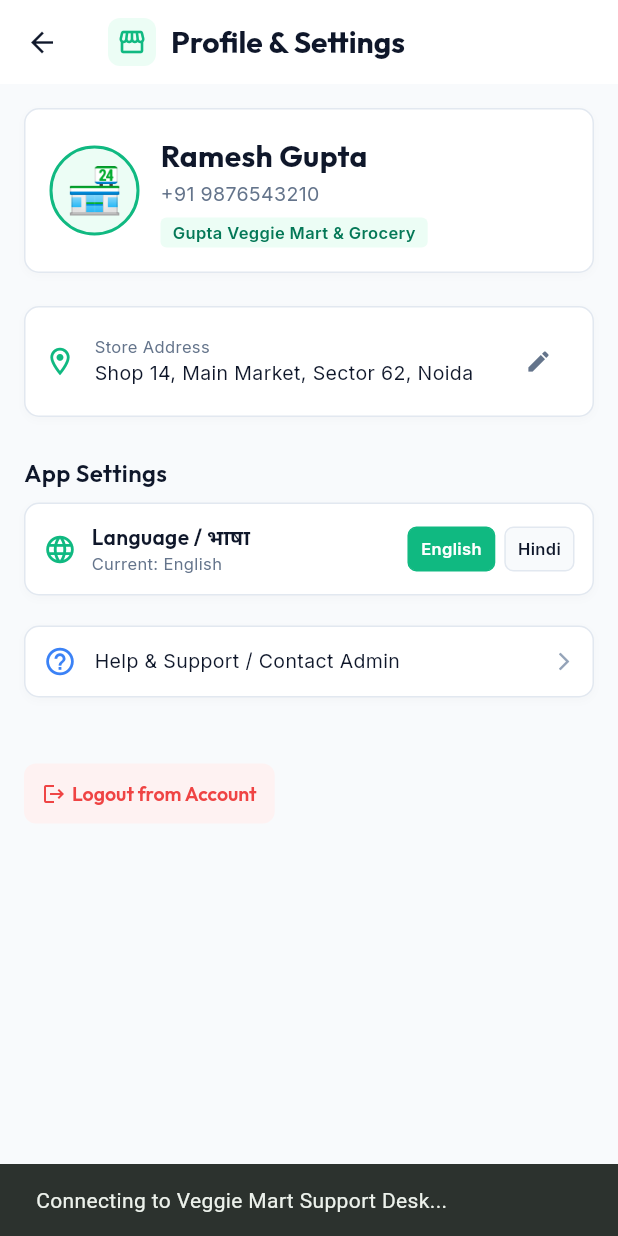
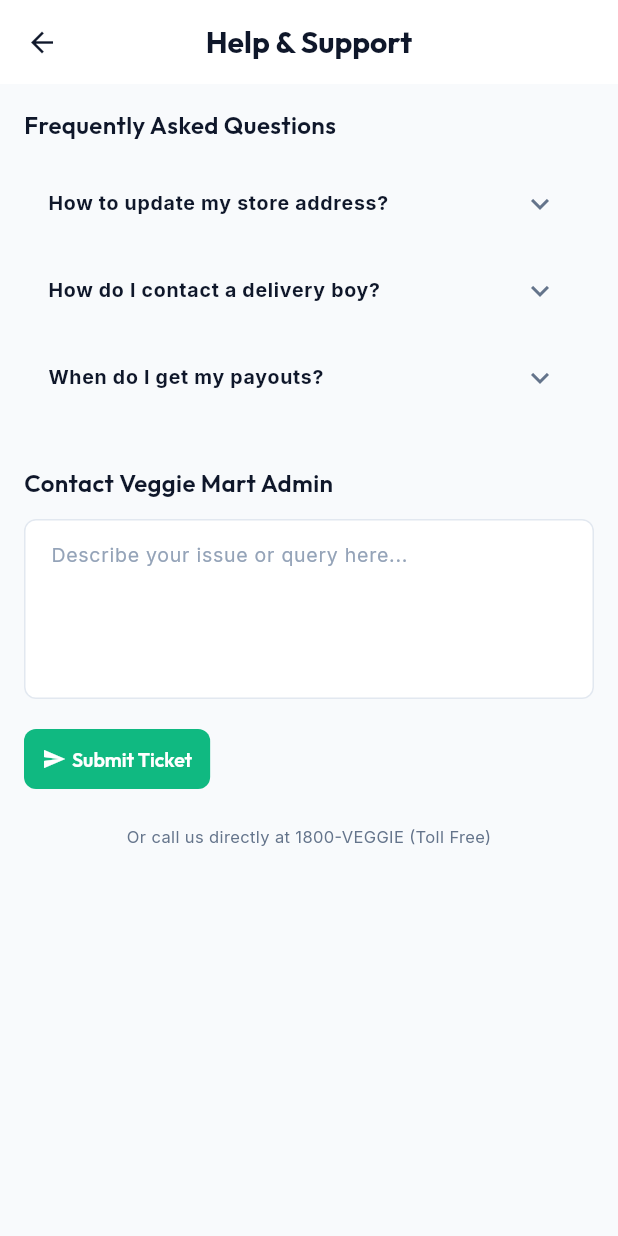
Before and after one commit to deepraj12345-veb/veggie_mart_vender, a Flutter app: the ProfileScreen screen opened directly, after a tap on "Help & Support / Contact Admin", on a phone screen of 412 x 824 dp. Run offline on Flutter 3.47's test engine with Material 3 defaults, Android fonts, the light colour scheme and no system bars; our stand-ins replace flutter_riverpod, google_fonts.

Commit message:
--------------

```diff
--- a/lib/providers/inventory_provider.dart
+++ b/lib/providers/inventory_provider.dart
@@ -30,6 +30,11 @@
   // Add new grocery product
   void addProduct(ProductModel newProduct) {
     state = [newProduct, ...state];
+  }
+
+  // Remove grocery product
+  void removeProduct(String productId) {
+    state = state.where((p) => p.id != productId).toList();
   }
 }
 
--- /dev/null
+++ b/lib/screens/profile/help_support_screen.dart
@@ -0,0 +1,81 @@
+import 'package:flutter/material.dart';
+import '../../consts/app_colors.dart';
+import '../../consts/app_text_styles.dart';
+import '../../widgets/custom_button.dart';
+
+class HelpSupportScreen extends StatelessWidget {
+  const HelpSupportScreen({super.key});
+
+  @override
+  Widget build(BuildContext context) {
+    return Scaffold(
+      appBar: AppBar(
+        title: Text("Help & Support", style: AppTextStyles.heading1),
+        backgroundColor: AppColors.surface,
+        foregroundColor: AppColors.textPrimary,
+        elevation: 0,
+        centerTitle: true,
+      ),
+      body: SingleChildScrollView(
+        padding: const EdgeInsets.all(16),
+        child: Column(
+          crossAxisAlignment: CrossAxisAlignment.start,
+          children: [
+            Text("Frequently Asked Questions", style: AppTextStyles.heading2),
+            const SizedBox(height: 12),
+            _buildFaqItem("How to update my store address?", "Go to Profile & Settings, tap the edit icon next to your store address and save the changes."),
+            _buildFaqItem("How do I contact a delivery boy?", "Once an order is marked as Ready, the delivery boy's contact details will be visible in the Order Details modal."),
+            _buildFaqItem("When do I get my payouts?", "Payouts are processed weekly on Mondays and credited directly to your connected bank account."),
+            const SizedBox(height: 30),
+
+            Text("Contact Veggie Mart Admin", style: AppTextStyles.heading2),
+            const SizedBox(height: 12),
+            TextField(
+              maxLines: 4,
+              decoration: InputDecoration(
+                hintText: "Describe your issue or query here...",
+                border: OutlineInputBorder(
+                  borderRadius: BorderRadius.circular(8),
+                  borderSide: const BorderSide(color: AppColors.border),
+                ),
+              ),
+            ),
+            const SizedBox(height: 16),
+            CustomButton(
+              label: "Submit Ticket",
+              onPressed: () {
+                ScaffoldMessenger.of(context).showSnackBar(
+                  const SnackBar(
+                    content: Text("Support ticket submitted! We will contact you soon."),
+                    backgroundColor: AppColors.success,
+                  ),
+                );
+                Navigator.pop(context);
+              },
+              icon: Icons.send,
+            ),
+            const SizedBox(height: 20),
+            Center(
+              child: Text(
+                "Or call us directly at 1800-VEGGIE (Toll Free)",
+                style: AppTextStyles.bodySmall.copyWith(color: AppColors.textSecondary),
+              ),
+            ),
+          ],
+        ),
+      ),
+    );
+  }
+
+  Widget _buildFaqItem(String question, String answer) {
+    return ExpansionTile(
+      title: Text(question, style: AppTextStyles.bodyMedium.copyWith(fontWeight: FontWeight.bold)),
+      iconColor: AppColors.primary,
+      collapsedIconColor: AppColors.textSecondary,
+      childrenPadding: const EdgeInsets.symmetric(horizontal: 16, vertical: 8),
+      children: [
+        Text(answer, style: AppTextStyles.bodySmall.copyWith(color: AppColors.textSecondary)),
+      ],
+    );
+  }
+}
--- a/lib/screens/profile/profile_screen.dart
+++ b/lib/screens/profile/profile_screen.dart
@@ -7,6 +7,8 @@
 import '../../widgets/reusable_card.dart';
 import '../../widgets/custom_button.dart';
 import '../auth/login_screen.dart';
+import 'edit_profile_modal.dart';
+import 'help_support_screen.dart';
 
 class ProfileScreen extends ConsumerWidget {
   const ProfileScreen({super.key});
@@ -81,9 +83,7 @@
                   IconButton(
                     icon: const Icon(Icons.edit, size: 18, color: AppColors.textSecondary),
                     onPressed: () {
-                      ScaffoldMessenger.of(context).showSnackBar(
-                        const SnackBar(content: Text("Edit store address modal coming soon!")),
-                      );
+                      EditProfileModal.show(context, ref);
                     },
                   ),
                 ],
@@ -131,8 +131,9 @@
             // Help & Support / Contact Admin
             ReusableCard(
               onTap: () {
-                ScaffoldMessenger.of(context).showSnackBar(
-                  const SnackBar(content: Text("Connecting to Veggie Mart Support Desk...")),
+                Navigator.push(
+                  context,
+                  MaterialPageRoute(builder: (context) => const HelpSupportScreen()),
                 );
               },
               child: Row(
--- a/lib/widgets/custom_app_bar.dart
+++ b/lib/widgets/custom_app_bar.dart
@@ -3,6 +3,7 @@
 import '../consts/app_colors.dart';
 import '../consts/app_text_styles.dart';
 import '../providers/store_provider.dart';
+import '../screens/dashboard/notifications_screen.dart';
 
 class CustomAppBar extends ConsumerWidget implements PreferredSizeWidget {
   final String title;
@@ -104,6 +105,36 @@
               ],
             ),
           ),
+
+        // Notifications Icon
+        Stack(
+          alignment: Alignment.center,
+          children: [
+            IconButton(
+              icon: const Icon(Icons.notifications_outlined, color: AppColors.textPrimary),
+              onPressed: () {
+                Navigator.push(
+                  context,
+                  MaterialPageRoute(builder: (context) => const NotificationsScreen()),
+                );
+              },
+            ),
+            Positioned(
+              right: 12,
+              top: 12,
+              child: Container(
+                width: 8,
+                height: 8,
+                decoration: const BoxDecoration(
+                  color: AppColors.error,
+                  shape: BoxShape.circle,
+                ),
+              ),
+            ),
+          ],
+        ),
+        const SizedBox(width: 8),
+
         ...?actions,
       ],
     );
```
Also changed, not shown: lib/providers/profile_provider.dart (+14 -0 lines), lib/screens/dashboard/notifications_screen.dart (added, +122 -0 lines), lib/screens/profile/edit_profile_modal.dart (added, +88 -0 lines), lib/widgets/inventory_item_card.dart (+31 -0 lines).
